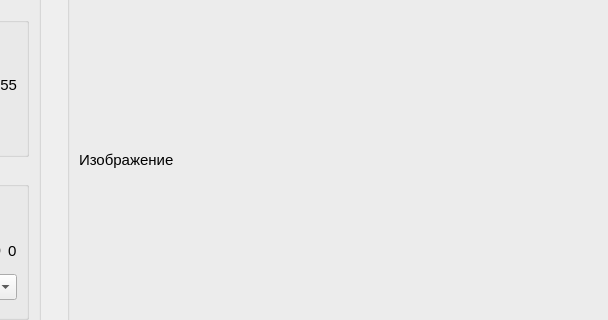
The window that mainwindow.ui (AlexeyAleksandrov/ImageToGrayConverter) describes before a commit, drawn with Qt 5; both pictures show x 376 to 984 and y 206 to 526 of the 1280 by 753 pixel window.
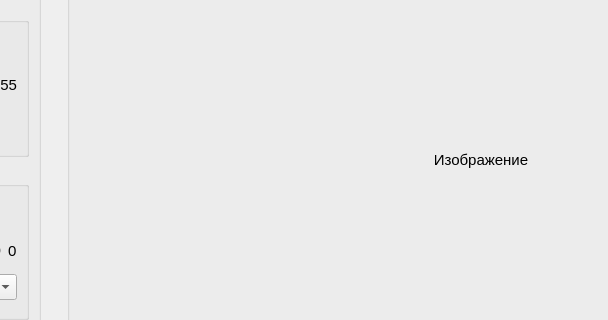
The same window after the commit.

What changed in the file:
```diff
--- a/mainwindow.ui
+++ b/mainwindow.ui
@@ -344,6 +344,9 @@
          <property name="text">
           <string>Изображение</string>
          </property>
+         <property name="alignment">
+          <set>Qt::AlignCenter</set>
+         </property>
         </widget>
        </item>
       </layout>
```
